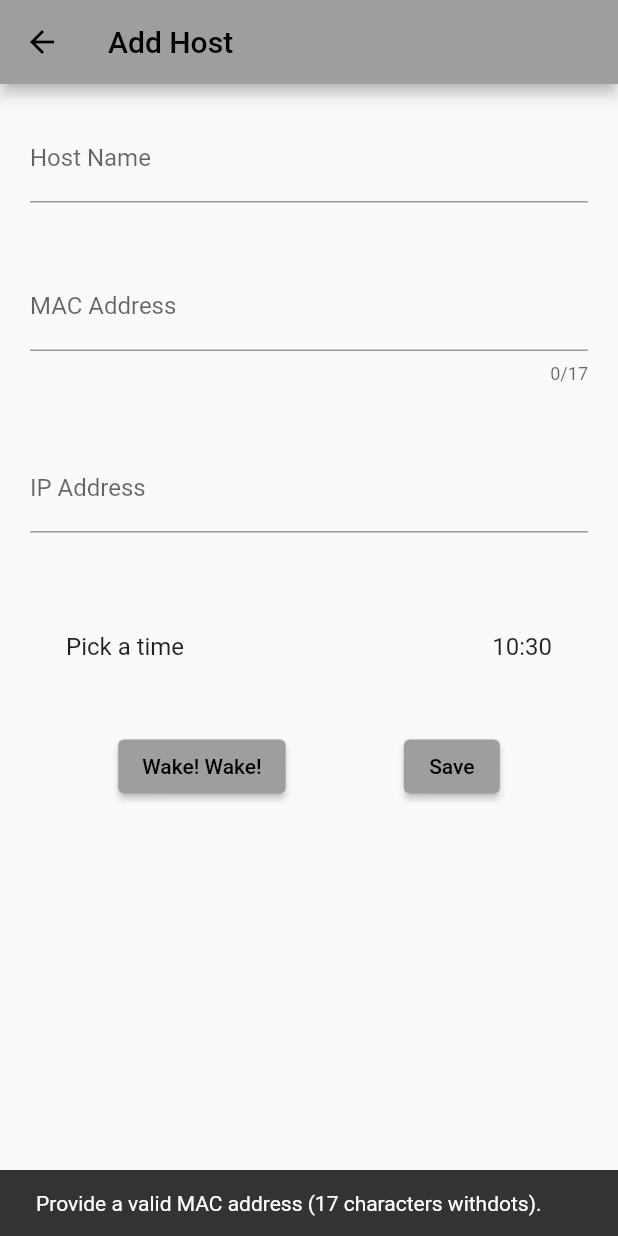
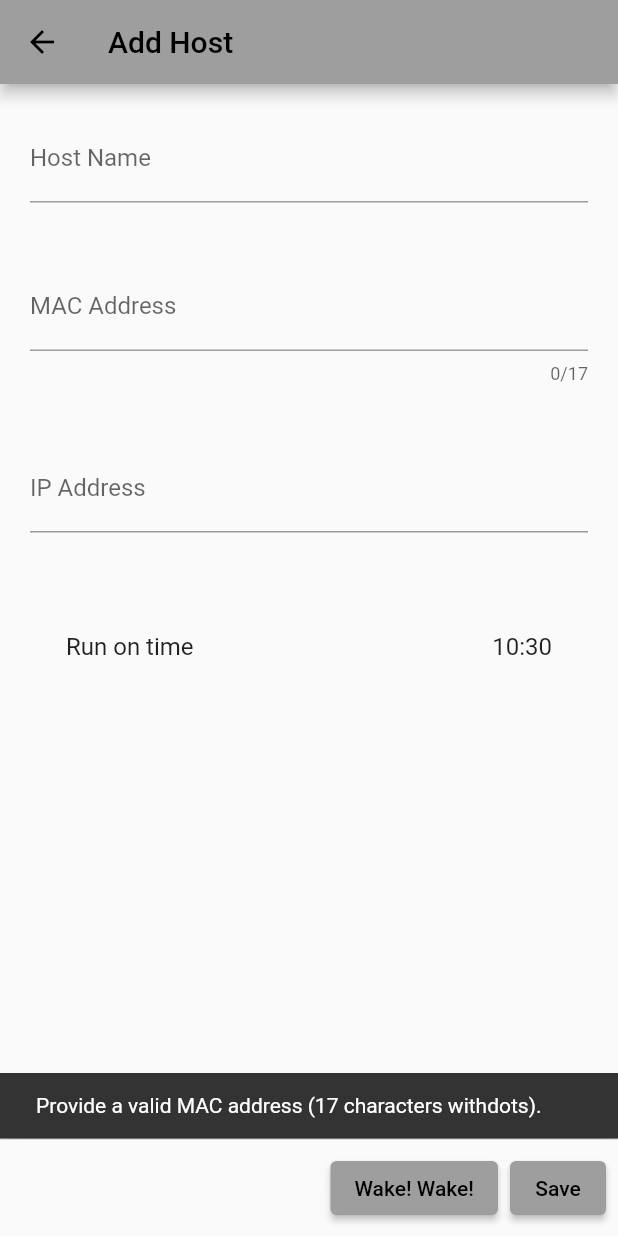
Before and after one commit to Cepeen/wakey-wakey, a Flutter app: the AddHost screen opened directly, after a tap on "Save", on a phone screen of 412 x 824 dp. Run offline on Flutter 3.47's test engine with Material 2 defaults, Android fonts, the phone set to English and light mode, and no system bars; our stand-ins replace connectivity_plus, fluttertoast, shared_preferences; accounts and stored records are empty.

Commit message:
time picker

```diff
--- a/lib/models/hosts.dart
+++ b/lib/models/hosts.dart
@@ -1,25 +1,36 @@
+import '../imports.dart';
+
 class Host {
   String hostId;
   String hostName;
   String ipAddress;
   String macAddress;
-  String time;
+  TimeOfDay pickedTime;
 
-  Host(this.hostId, this.hostName, this.ipAddress, this.macAddress, this.time);
+  Host({
+    required this.hostId,
+    required this.hostName,
+    required this.ipAddress,
+    required this.macAddress,
+    required this.pickedTime,
+  });
 
   Map<String, dynamic> toJson() => {
         'hostId': hostId,
         'hostName': hostName,
         'ipAddress': ipAddress,
         'macAddress': macAddress,
-        'time': time,
+        'time': '${pickedTime.hour}:${pickedTime.minute}',
       };
 
   factory Host.fromJson(Map<String, dynamic> json) => Host(
-        json['hostId'] ?? '',
-        json['hostName'],
-        json['ipAddress'],
-        json['macAddress'],
-        json['time'] ?? '',
+        hostId: json['hostId'] ?? '',
+        hostName: json['hostName'],
+        ipAddress: json['ipAddress'],
+        macAddress: json['macAddress'],
+        pickedTime: TimeOfDay(
+          hour: int.parse(json['time'].split(':')[0]),
+          minute: int.parse(json['time'].split(':')[1]),
+        ),
       );
 }
--- a/lib/widgets/add_host.dart
+++ b/lib/widgets/add_host.dart
@@ -15,12 +15,11 @@ class AddHost extends StatefulWidget {
 }
 
 class _AddHostState extends State<AddHost> {
-  TimeOfDay _pickedTime = TimeOfDay.now();
+  TimeOfDay pickedTime = TimeOfDay.now();
   String hostId = '';
   String macAddress = '';
   String ipAddress = '';
   String hostName = '';
-  String time = '';
 
 // Prevents multiple instances of AddHost, removes modal
   Future<bool> _handleBackPress() async {
@@ -44,7 +43,7 @@ class _AddHostState extends State<AddHost> {
       hostName = host.hostName;
       ipAddress = host.ipAddress;
       macAddress = host.macAddress;
-      time = host.time;
+      pickedTime = host.pickedTime;
     }
     loadPreferences();
   }
@@ -96,7 +95,7 @@ class _AddHostState extends State<AddHost> {
     String newHostName = hostName;
     String newMacAddress = macAddress;
     String newIpAddress = ipAddress;
-    String newtime = time;
+    TimeOfDay newpickedTime = pickedTime;
 
     if (!_validateHostDetails(newMacAddress, newIpAddress)) {
       // Validation failed, exit the method without saving
@@ -108,14 +107,25 @@ class _AddHostState extends State<AddHost> {
       int existingHostIndex =
           hostProvider.savedHosts.indexWhere((host) => host.hostId == widget.host!.hostId);
       if (existingHostIndex != -1) {
-        Host updatedHost =
-            Host(widget.host!.hostId, newHostName, newIpAddress, newMacAddress, time);
+        Host updatedHost = Host(
+          hostId: widget.host!.hostId,
+          hostName: newHostName,
+          ipAddress: newIpAddress,
+          macAddress: newMacAddress,
+          pickedTime: newpickedTime,
+        );
         hostProvider.savedHosts[existingHostIndex] = updatedHost;
       }
     } else {
       // New host, generate a hostId & save
       String hostId = generateHostId(); // generate hostId
-      Host newHost = Host(hostId, newHostName, newIpAddress, newMacAddress, time);
+      Host newHost = Host(
+        hostId: hostId,
+        hostName: newHostName,
+        ipAddress: newIpAddress,
+        macAddress: newMacAddress,
+        pickedTime: newpickedTime,
+      );
       hostProvider.savedHosts.add(newHost);
     }
     savePreferences();
@@ -125,8 +135,6 @@ class _AddHostState extends State<AddHost> {
     int timestamp = DateTime.now().millisecondsSinceEpoch;
     return 'host_$timestamp';
   }
-
-
 
   @override
   Widget build(BuildContext context) {
@@ -138,7 +146,6 @@ class _AddHostState extends State<AddHost> {
         ),
         body: SingleChildScrollView(
           child: Column(
-
             children: <Widget>[
               Container(
                 padding: const EdgeInsets.all(20.0),
@@ -176,16 +183,18 @@ class _AddHostState extends State<AddHost> {
               Container(
                 padding: const EdgeInsets.all(20.0),
                 child: TimePickerWidget(
-                  onTimePicked: (TimeOfDay pickedTime) {
+                  onTimePicked: (TimeOfDay newPickedTime) {
                     setState(() {
-                      time = '${pickedTime.hour.toString().padLeft(2, '0')}:${pickedTime.minute.toString().padLeft(2, '0')}';
+                      pickedTime = newPickedTime;
                     });
                   },
+                  pickedTime: pickedTime,
                 ),
               ),
-              Row(
-                mainAxisAlignment: MainAxisAlignment.spaceEvenly,
-                children: [
+            ],
+          ),
+        ),
+        persistentFooterButtons: [
           ElevatedButton(
             onPressed: _wakewake,
             child: const Text('Wake! Wake!'),
@@ -194,17 +203,10 @@ class _AddHostState extends State<AddHost> {
             onPressed: () {
               _saveHost();
               savePreferences();
-                      // executeWakeFunctionAtTime(
-                      //     Host(hostId, hostName, ipAddress, macAddress, time));
             },
             child: const Text('Save'),
-
           ),
         ],
-              ),
-            ],
-          ),
-        ),
       ),
     );
   }
--- a/lib/widgets/time_picker.dart
+++ b/lib/widgets/time_picker.dart
@@ -1,27 +1,37 @@
 import '../imports.dart';
-
 
 class TimePickerWidget extends StatefulWidget {
   final Function(TimeOfDay) onTimePicked;
+  final TimeOfDay pickedTime; // Add the pickedTime parameter
 
-  TimePickerWidget({required this.onTimePicked});
+  const TimePickerWidget({
+    Key? key,
+    required this.onTimePicked,
+    required this.pickedTime,
+  }) : super(key: key);
 
   @override
-  _TimePickerWidgetState createState() => _TimePickerWidgetState();
+  TimePickerWidgetState createState() => TimePickerWidgetState();
 }
 
-class _TimePickerWidgetState extends State<TimePickerWidget> {
-  TimeOfDay _selectedTime = TimeOfDay.now();
+class TimePickerWidgetState extends State<TimePickerWidget> {
+  TimeOfDay _selectedTime = TimeOfDay.now(); // Initialize with the current time
+
+  @override
+  void initState() {
+    super.initState();
+    _selectedTime = widget.pickedTime; // Set the initial selected time from the Host object
+  }
 
   @override
   Widget build(BuildContext context) {
     return Padding(
-      padding: EdgeInsets.all(8.0),
+      padding: const EdgeInsets.all(8.0),
       child: ListTile(
-        title: const Text('Pick a time'),
+        title: const Text('Run on time'),
         trailing: Text(
           '${_selectedTime.hour.toString().padLeft(2, '0')}:${_selectedTime.minute.toString().padLeft(2, '0')}',
-          style: TextStyle(fontSize: 16),
+          style: const TextStyle(fontSize: 16),
         ),
         onTap: () async {
           TimeOfDay? pickedTime = await showTimePicker(
@@ -29,7 +39,7 @@ class _TimePickerWidgetState extends State<TimePickerWidget> {
             initialTime: _selectedTime,
             builder: (BuildContext context, Widget? child) {
               return MediaQuery(
-                data: MediaQuery.of(context).copyWith(alwaysUse24HourFormat: true),
+                data: MediaQuery.of(context).copyWith(alwaysUse24HourFormat: false),
                 child: child!,
               );
             },
@@ -38,7 +48,7 @@ class _TimePickerWidgetState extends State<TimePickerWidget> {
             setState(() {
               _selectedTime = pickedTime;
             });
-            widget.onTimePicked(_selectedTime);
+            widget.onTimePicked(pickedTime);
           }
         },
       ),
```
Also changed, not shown: lib/utils/utils.dart (+17 -17 lines), lib/widgets/time_text_field.dart (+86 -86 lines). Lines whose indentation alone changed are shown as unchanged.
